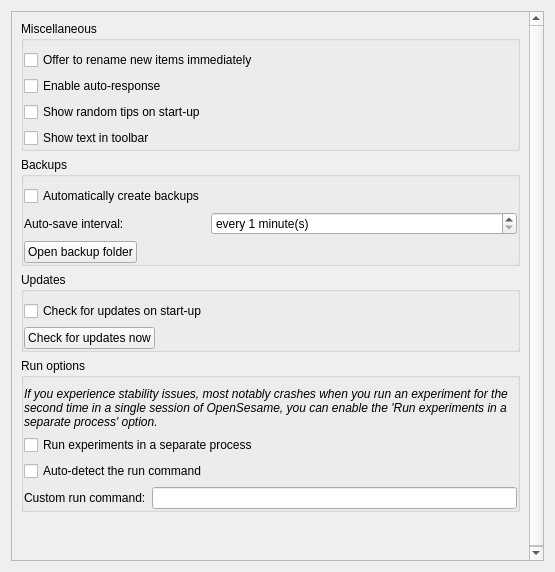
Above: resources/preferences_widget.ui from open-cogsci/OpenSesame before the change. Below: the same form after it.
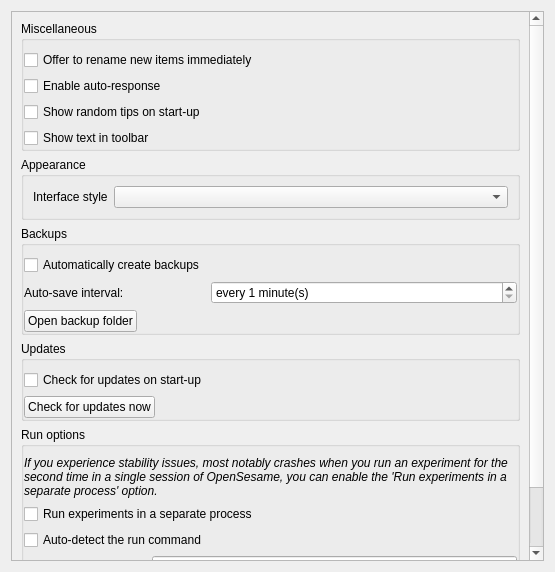
That is the form after the change. Icons and pictures are not drawn.

Commit message: Custom GUI style and massively improved dnd

```diff
--- a/resources/preferences_widget.ui
+++ b/resources/preferences_widget.ui
@@ -24,8 +24,8 @@
        <rect>
         <x>0</x>
         <y>0</y>
-        <width>522</width>
-        <height>553</height>
+        <width>525</width>
+        <height>642</height>
        </rect>
       </property>
       <layout class="QVBoxLayout" name="verticalLayout_2">
@@ -81,6 +81,25 @@
          </layout>
         </widget>
        </item>
+       <item>
+        <widget class="QGroupBox" name="groupBox_5">
+         <property name="title">
+          <string>Appearance</string>
+         </property>
+         <layout class="QFormLayout" name="formLayout_4">
+          <item row="0" column="0">
+           <widget class="QLabel" name="label_2">
+            <property name="text">
+             <string>Interface style</string>
+            </property>
+           </widget>
+          </item>
+          <item row="0" column="1">
+           <widget class="QComboBox" name="combobox_style"/>
+          </item>
+         </layout>
+        </widget>
+       </item>
        <item>
         <widget class="QGroupBox" name="groupBox">
          <property name="sizePolicy">
```
The commit also changes 23 other files.
